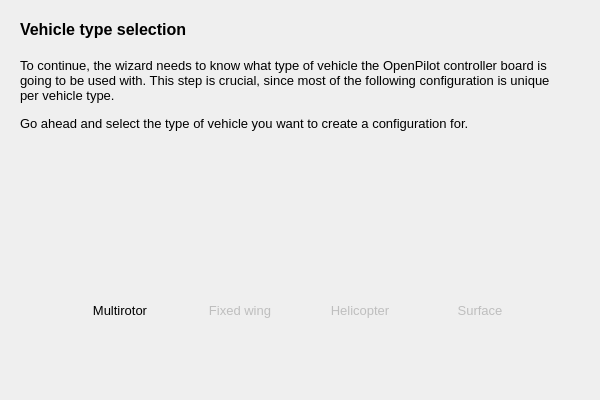
openpilot/OpenPilot, file ground/openpilotgcs/src/plugins/setupwizard/pages/vehiclepage.ui: the form before one commit.
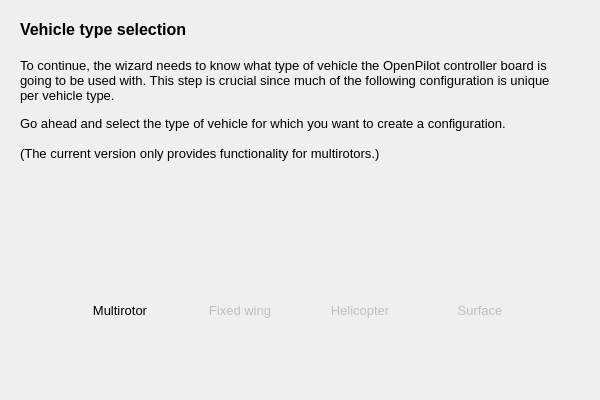
The form after the commit. Icons and pictures are not drawn.

Patch:
```diff
--- a/ground/openpilotgcs/src/plugins/setupwizard/pages/vehiclepage.ui
+++ b/ground/openpilotgcs/src/plugins/setupwizard/pages/vehiclepage.ui
@@ -19,19 +19,21 @@
      <x>20</x>
      <y>20</y>
      <width>550</width>
-     <height>131</height>
+     <height>221</height>
     </rect>
    </property>
    <property name="text">
     <string>&lt;!DOCTYPE HTML PUBLIC &quot;-//W3C//DTD HTML 4.0//EN&quot; &quot;http://www.w3.org/TR/REC-html40/strict.dtd&quot;&gt;
 &lt;html&gt;&lt;head&gt;&lt;meta name=&quot;qrichtext&quot; content=&quot;1&quot; /&gt;&lt;style type=&quot;text/css&quot;&gt;
 p, li { white-space: pre-wrap; }
-&lt;/style&gt;&lt;/head&gt;&lt;body style=&quot; font-family:'Lucida Grande'; font-size:13pt; font-weight:400; font-style:normal;&quot;&gt;
-&lt;p style=&quot; margin-top:0px; margin-bottom:0px; margin-left:0px; margin-right:0px; -qt-block-indent:0; text-indent:0px;&quot;&gt;&lt;span style=&quot; font-family:'MS Shell Dlg 2'; font-size:12pt; font-weight:600;&quot;&gt;Vehicle type selection&lt;/span&gt;&lt;/p&gt;
-&lt;p style=&quot;-qt-paragraph-type:empty; margin-top:0px; margin-bottom:0px; margin-left:0px; margin-right:0px; -qt-block-indent:0; text-indent:0px; font-family:'MS Shell Dlg 2'; font-size:12pt; font-weight:600;&quot;&gt;&lt;/p&gt;
-&lt;p style=&quot; margin-top:0px; margin-bottom:0px; margin-left:0px; margin-right:0px; -qt-block-indent:0; text-indent:0px;&quot;&gt;&lt;span style=&quot; font-family:'MS Shell Dlg 2'; font-size:10pt;&quot;&gt;To continue, the wizard needs to know what type of vehicle the OpenPilot controller board is going to be used with. This step is crucial, since most of the following configuration is unique per vehicle type.&lt;/span&gt;&lt;/p&gt;
-&lt;p style=&quot;-qt-paragraph-type:empty; margin-top:0px; margin-bottom:0px; margin-left:0px; margin-right:0px; -qt-block-indent:0; text-indent:0px; font-family:'MS Shell Dlg 2'; font-size:8pt;&quot;&gt;&lt;/p&gt;
-&lt;p style=&quot; margin-top:0px; margin-bottom:0px; margin-left:0px; margin-right:0px; -qt-block-indent:0; text-indent:0px;&quot;&gt;&lt;span style=&quot; font-family:'MS Shell Dlg 2'; font-size:10pt;&quot;&gt;Go ahead and select the type of vehicle you want to create a configuration for.&lt;/span&gt;&lt;/p&gt;&lt;/body&gt;&lt;/html&gt;</string>
+&lt;/style&gt;&lt;/head&gt;&lt;body style=&quot; font-family:'MS Shell Dlg 2'; font-size:8pt; font-weight:400; font-style:normal;&quot;&gt;
+&lt;p style=&quot; margin-top:0px; margin-bottom:0px; margin-left:0px; margin-right:0px; -qt-block-indent:0; text-indent:0px;&quot;&gt;&lt;span style=&quot; font-size:12pt; font-weight:600;&quot;&gt;Vehicle type selection&lt;/span&gt;&lt;/p&gt;
+&lt;p style=&quot;-qt-paragraph-type:empty; margin-top:0px; margin-bottom:0px; margin-left:0px; margin-right:0px; -qt-block-indent:0; text-indent:0px; font-size:12pt; font-weight:600;&quot;&gt;&lt;br /&gt;&lt;/p&gt;
+&lt;p style=&quot; margin-top:0px; margin-bottom:0px; margin-left:0px; margin-right:0px; -qt-block-indent:0; text-indent:0px;&quot;&gt;&lt;span style=&quot; font-size:10pt;&quot;&gt;To continue, the wizard needs to know what type of vehicle the OpenPilot controller board is going to be used with. This step is crucial since much of the following configuration is unique per vehicle type.&lt;/span&gt;&lt;/p&gt;
+&lt;p style=&quot;-qt-paragraph-type:empty; margin-top:0px; margin-bottom:0px; margin-left:0px; margin-right:0px; -qt-block-indent:0; text-indent:0px;&quot;&gt;&lt;br /&gt;&lt;/p&gt;
+&lt;p style=&quot; margin-top:0px; margin-bottom:0px; margin-left:0px; margin-right:0px; -qt-block-indent:0; text-indent:0px;&quot;&gt;&lt;span style=&quot; font-size:10pt;&quot;&gt;Go ahead and select the type of vehicle for which you want to create a configuration.&lt;/span&gt;&lt;/p&gt;
+&lt;p style=&quot;-qt-paragraph-type:empty; margin-top:0px; margin-bottom:0px; margin-left:0px; margin-right:0px; -qt-block-indent:0; text-indent:0px; font-size:10pt;&quot;&gt;&lt;br /&gt;&lt;/p&gt;
+&lt;p style=&quot; margin-top:0px; margin-bottom:0px; margin-left:0px; margin-right:0px; -qt-block-indent:0; text-indent:0px;&quot;&gt;&lt;span style=&quot; font-size:10pt;&quot;&gt;(The current version only provides functionality for multirotors.)&lt;/span&gt;&lt;/p&gt;&lt;/body&gt;&lt;/html&gt;</string>
    </property>
    <property name="alignment">
     <set>Qt::AlignLeading|Qt::AlignLeft|Qt::AlignTop</set>
```
Left out of the diff: 5 changed lines with no effect on the pictures.
